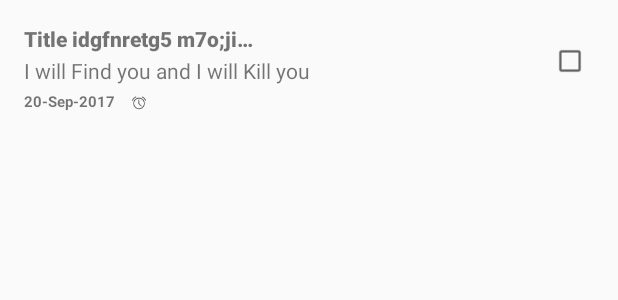
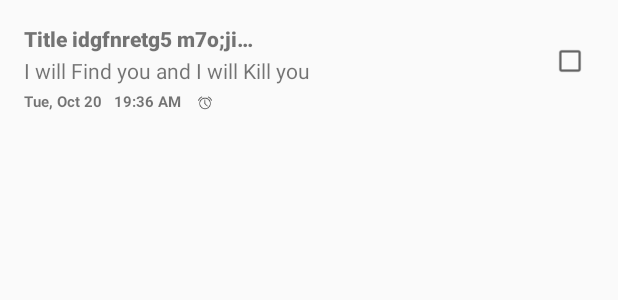
Before and after one commit to mshivkumar/To-Do-App, an Android app: the layout list_item.xml on its own in the app's theme, with its tools: preview values and no code run, on a phone screen of 412 x 824 dp. Shown: the top 300 px of the screen. Run offline under Robolectric (Android 15) with nearby library versions, the phone set to English and light mode, and no system bars.

Commit message:
shrinking app size

```diff
--- a/app/src/main/java/com/example/android/to_do/ui/MainListActivity.java
+++ b/app/src/main/java/com/example/android/to_do/ui/MainListActivity.java
@@ -32,6 +32,7 @@ import com.example.android.to_do.SettingsActivity;
 import com.example.android.to_do.data.ToDoContract.ToDoEntry;
 import com.example.android.to_do.data.ToDoDbHelper;
 
+import java.text.ParseException;
 import java.text.SimpleDateFormat;
 import java.util.Date;
 
@@ -193,6 +194,7 @@ public class MainListActivity extends AppCompatActivity implements
     private void showDeleteConfirmationDialog() {
 
         AlertDialog.Builder builder = new AlertDialog.Builder(this);
+        builder.setCancelable(false);
         builder.setMessage(R.string.delete_dialog_msg);
         builder.setPositiveButton(R.string.delete, new DialogInterface.OnClickListener() {
             public void onClick(DialogInterface dialog, int id) {
--- a/app/src/main/res/layout/list_item.xml
+++ b/app/src/main/res/layout/list_item.xml
@@ -7,9 +7,9 @@
               android:layout_height="match_parent"
               android:paddingTop="16dp"
               android:paddingBottom="8dp"
-    android:paddingLeft="16dp"
-    android:paddingRight="16dp"
-    android:layout_marginBottom="16dp">
+              android:paddingLeft="16dp"
+              android:paddingRight="16dp"
+              android:layout_marginBottom="16dp">
 
     <LinearLayout
         android:id="@+id/content_container"
@@ -56,7 +56,17 @@
                 android:textAppearance="?android:textAppearanceSmall"
                 android:textSize="10sp"
                 android:textStyle="bold"
-                tools:text="20-Sep-2017"/>
+                tools:text="Tue, Oct 20"/>
+
+            <TextView
+                android:id="@+id/time_text_view"
+                android:layout_width="wrap_content"
+                android:layout_height="wrap_content"
+                android:textAppearance="?android:textAppearanceSmall"
+                android:textSize="10sp"
+                android:layout_marginLeft="8dp"
+                android:textStyle="bold"
+                tools:text="19:36 AM"/>
 
             <ImageView
                 android:id="@+id/reminder_image_view"
```
Also changed, not shown: app/src/main/java/com/example/android/to_do/ui/EditorActivity.java (+6 -1 lines), app/src/main/java/com/example/android/to_do/ui/ToDoCursorAdapter.java (+22 -3 lines), app/src/main/res/drawable-hdpi/ic_drink_notification.png (deleted), app/src/main/res/drawable-hdpi/ic_empty_shelter.png (deleted), app/src/main/res/drawable-hdpi/paper_note.png (deleted), app/src/main/res/drawable-mdpi/ic_drink_notification.png (deleted), app/src/main/res/drawable-mdpi/ic_empty_shelter.png (deleted), app/src/main/res/drawable-mdpi/paper_note.png (deleted), app/src/main/res/drawable-xhdpi/ic_add_pet.png (deleted), app/src/main/res/drawable-xhdpi/ic_drink_notification.png (deleted), app/src/main/res/drawable-xhdpi/ic_empty_shelter.png (deleted), app/src/main/res/drawable-xhdpi/paper_note.png (deleted).
